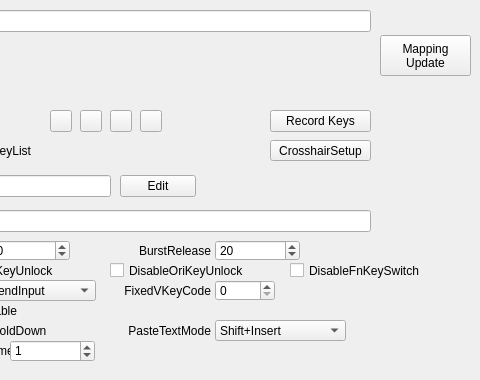
Above: QKeyMapper/qitemsetupdialog.ui from Zalafina/QKeyMapper before the change; both pictures show x 340 to 820 and y 0 to 380 of the 820 by 380 pixel window. Below: the same form after it.
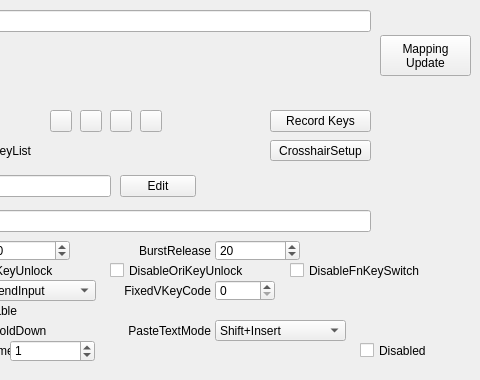
That is the form after the change.

Commit message: Add Disabled for MAP_KEYDATA.

Patch:
```diff
--- a/QKeyMapper/qitemsetupdialog.ui
+++ b/QKeyMapper/qitemsetupdialog.ui
@@ -922,6 +922,25 @@
     </property>
    </item>
   </widget>
+  <widget class="QCheckBox" name="disabledCheckBox">
+   <property name="geometry">
+    <rect>
+     <x>700</x>
+     <y>340</y>
+     <width>101</width>
+     <height>21</height>
+    </rect>
+   </property>
+   <property name="focusPolicy">
+    <enum>Qt::FocusPolicy::NoFocus</enum>
+   </property>
+   <property name="text">
+    <string>Disabled</string>
+   </property>
+   <property name="checked">
+    <bool>false</bool>
+   </property>
+  </widget>
  </widget>
  <resources/>
  <connections/>
```
The commit also changes 9 other files.
